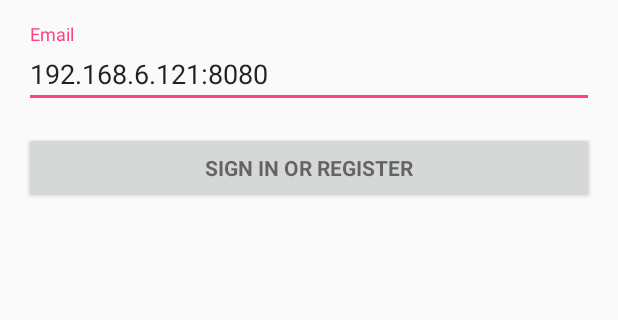
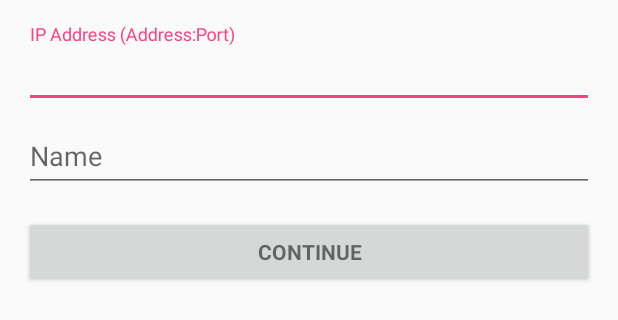
Before and after one commit to Fuzzleton/PlingApp, an Android app: the layout activity_login.xml on its own in the app's theme, with its tools: preview values and no code run, on a phone screen of 412 x 824 dp. Shown: the top 320 px of the screen. Run offline under Robolectric (Android 15) with nearby library versions, the phone set to English and light mode, and no system bars.

Commit message:
Fixed for presentation

```diff
--- a/app/src/main/res/layout/activity_login.xml
+++ b/app/src/main/res/layout/activity_login.xml
@@ -38,11 +38,10 @@
                     android:id="@+id/txtServerAddress"
                     android:layout_width="match_parent"
                     android:layout_height="wrap_content"
-                    android:hint="@string/prompt_email"
+                    android:hint="IP Address (Address:Port)"
                     android:inputType="textEmailAddress"
                     android:maxLines="1"
-                    android:singleLine="true"
-                    android:text="192.168.6.121:8080" />
+                    android:singleLine="true" />
 
             </android.support.design.widget.TextInputLayout>
 
@@ -50,7 +49,14 @@
                 android:layout_width="match_parent"
                 android:layout_height="wrap_content">
 
-
+                <AutoCompleteTextView
+                    android:id="@+id/txtUsername"
+                    android:layout_width="match_parent"
+                    android:layout_height="wrap_content"
+                    android:hint="Name"
+                    android:inputType="textEmailAddress"
+                    android:maxLines="1"
+                    android:singleLine="true" />
 
             </android.support.design.widget.TextInputLayout>
 
@@ -60,7 +66,7 @@
                 android:layout_width="match_parent"
                 android:layout_height="wrap_content"
                 android:layout_marginTop="16dp"
-                android:text="@string/action_sign_in"
+                android:text="Continue"
                 android:textStyle="bold" />
 
         </LinearLayout>
```
Also changed, not shown: app/src/main/java/com/fyp/geniu/plingapp/LoginActivity.java (+21 -14 lines), app/src/main/java/com/fyp/geniu/plingapp/NetworkAgentBridge.java (+17 -2 lines), app/src/main/java/com/fyp/geniu/plingapp/PlingMain.java (+19 -17 lines).
